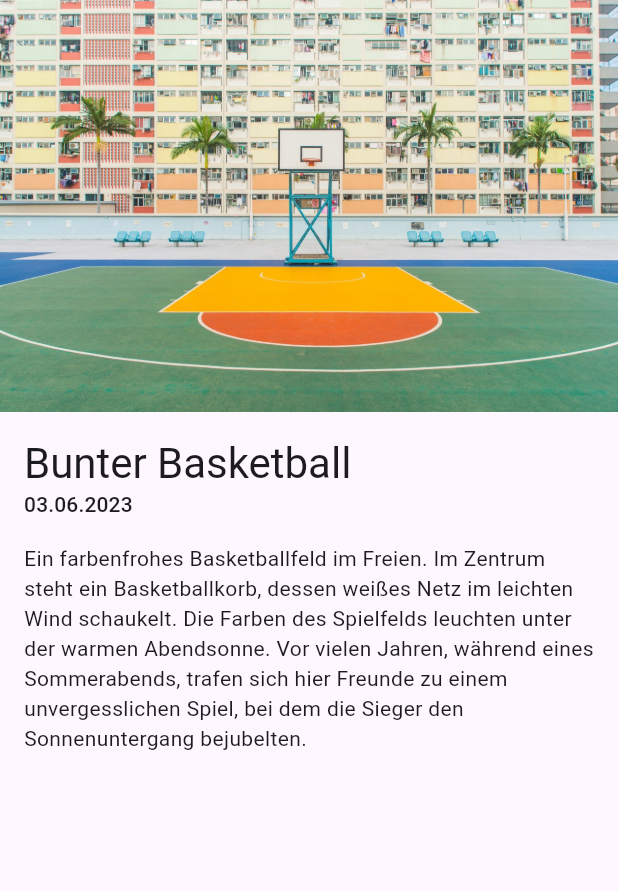
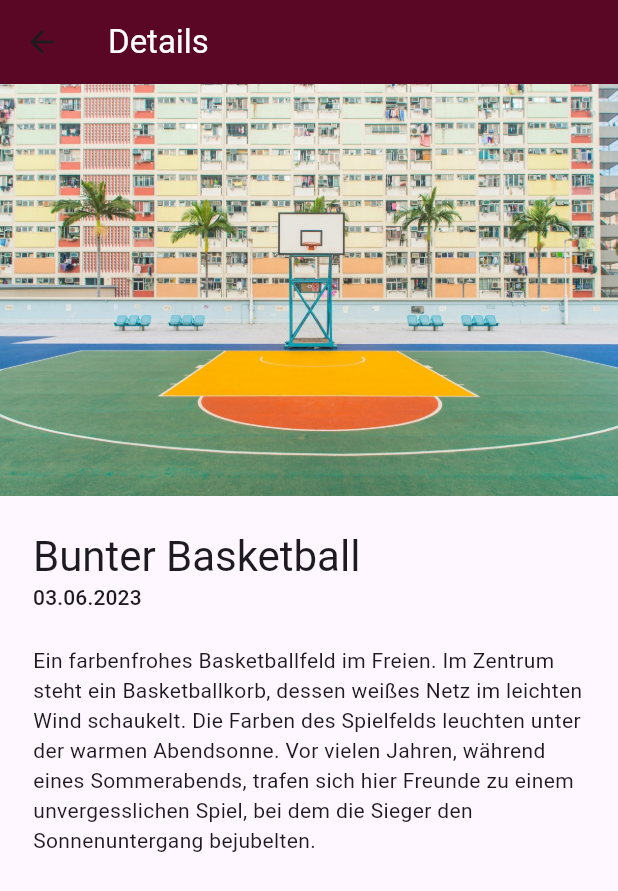
Before and after one commit to appkarsten/portfolio, a Flutter app: the ImageDetailView screen opened directly with sample values from the repository, on a phone screen of 412 x 824 dp. Shown: the top 891 px of the screen. Run offline on Flutter 3.47's test engine with Material 3 defaults, Android fonts, the phone set to English and light mode, and no system bars.

```diff
--- /dev/null
+++ b/lib/colors.dart
@@ -0,0 +1,8 @@
+import 'package:flutter/material.dart';
+
+// APP BAR
+const barBackground = Color(0xFF590724);
+const barFont = Colors.white;
+
+//
+const buttonBackground = Color(0xFFF7B3CA);
--- a/lib/gallery/about_me_page.dart
+++ b/lib/gallery/about_me_page.dart
@@ -7,11 +7,11 @@ class AboutMePage extends StatelessWidget {
   Widget build(BuildContext context) {
     return SingleChildScrollView(
       child: Padding(
-        padding: const EdgeInsets.all(16),
+        padding: const EdgeInsets.all(22),
         child: Column(
           children: [
             Padding(
-              padding: const EdgeInsets.all(12.0),
+              padding: const EdgeInsets.only(top: 6.0, bottom: 16),
               child: CircleAvatar(
                   radius: 100,
                   backgroundImage: AssetImage('assets/images/me.png')),
@@ -25,7 +25,7 @@ class AboutMePage extends StatelessWidget {
               style: Theme.of(context).textTheme.titleSmall,
             ),
             Padding(
-              padding: const EdgeInsets.symmetric(vertical: 16.0),
+              padding: const EdgeInsets.symmetric(vertical: 22.0),
               child: Text(
                 '"Mein Name ist Kaya Müller, ein Fotograf im Alter von 32 Jahren, der die Welt durch die Linse entdeckt. Mit einem Hintergrund in der visuellen Kunst und jahrelanger Erfahrung in der Fotografie habe ich einen Blick für die Schönheit im Alltäglichen entwickelt. Meine Spezialität liegt in der Sport- und Naturfotografie, wo ich das Spiel von Licht und Schatten einfange, um emotionale und aussagekräftige Bilder zu schaffen.\n\nIch glaube daran, dass jeder Moment einzigartig ist und seine eigene Geschichte erzählt. In meinen Arbeiten strebe ich danach, diese Geschichten visuell zu interpretieren und sie durch kreative Kompositionen und Nuancen zum Leben zu erwecken. Meine fotografische Reise hat mich durch verschiedene Länder geführt, wo ich die Vielfalt der Kulturen und Landschaften festhalte, immer auf der Suche nach neuen Perspektiven und Herausforderungen.\n\nMein Anspruch ist es, mit meinen Bildern nicht nur zu dokumentieren, sondern auch zu inspirieren und zu berühren. Jeder Auftrag und jedes Projekt ist für mich eine Möglichkeit, meine Leidenschaft und mein Können zu zeigen und eine Verbindung zwischen dem Betrachter und dem Bild herzustellen."',
               ),
--- a/lib/gallery/gallery_page.dart
+++ b/lib/gallery/gallery_page.dart
@@ -1,4 +1,5 @@
 import 'package:flutter/material.dart';
+import 'package:portfolio/gallery/image_detail_view.dart';
 import 'package:portfolio/models/gallery_data.dart';
 
 class GalleryPage extends StatelessWidget {
@@ -7,9 +8,9 @@ class GalleryPage extends StatelessWidget {
   Widget build(BuildContext context) {
     return Scaffold(
       body: GridView.count(
-          mainAxisSpacing: 8,
-          crossAxisSpacing: 8,
-          padding: EdgeInsets.all(8),
+          mainAxisSpacing: 11,
+          crossAxisSpacing: 11,
+          padding: EdgeInsets.all(11),
           crossAxisCount: 2,
           children: [
             for (int i = 0; i < galleryData.length; i++)
@@ -17,10 +18,13 @@ class GalleryPage extends StatelessWidget {
                 clipBehavior: Clip.hardEdge,
                 child: GestureDetector(
                   onTap: () {
-                    showBottomSheet(
-                        context: context,
+                    Navigator.of(context).push(MaterialPageRoute(
                         builder: (context) =>
-                            ImageDetailView(imageBox: galleryData[i]));
+                            ImageDetailView(imageBox: galleryData[i])));
+                    // showBottomSheet(
+                    //     context: context,
+                    //     builder: (context) =>
+                    //         ImageDetailView(imageBox: galleryData[i]));
                   },
                   child: Column(
                       mainAxisAlignment: MainAxisAlignment.spaceBetween,
@@ -36,7 +40,7 @@ class GalleryPage extends StatelessWidget {
                           ),
                         ),
                         Padding(
-                          padding: const EdgeInsets.all(6.0),
+                          padding: const EdgeInsets.all(7.0),
                           child: Text(galleryData[i].imageTitle),
                         ),
                       ]),
@@ -46,46 +50,3 @@ class GalleryPage extends StatelessWidget {
     );
   }
 }
-
-class ImageDetailView extends StatelessWidget {
-  const ImageDetailView({super.key, required this.imageBox});
-  final GalleryItem imageBox;
-  @override
-  Widget build(BuildContext context) {
-    return Scaffold(
-      body: SingleChildScrollView(
-        child: Column(
-          mainAxisSize: MainAxisSize.max,
-          crossAxisAlignment: CrossAxisAlignment.start,
-          children: [
-            ConstrainedBox(
-              constraints: BoxConstraints(
-                maxHeight: 500,
-                minWidth: double.infinity,
-              ),
-              child: Image.asset(imageBox.imagePath, fit: BoxFit.cover),
-            ),
-            Padding(
-              padding: const EdgeInsets.only(top: 16, left: 16, right: 16),
-              child: Text(
-                imageBox.imageTitle,
-                style: Theme.of(context).textTheme.headlineMedium,
-              ),
-            ),
-            Padding(
-              padding: const EdgeInsets.symmetric(horizontal: 16.0),
-              child: Text(
-                imageBox.imageDate,
-                style: Theme.of(context).textTheme.titleSmall,
-              ),
-            ),
-            Padding(
-              padding: const EdgeInsets.all(16.0),
-              child: Text(imageBox.imageDescription),
-            ),
-          ],
-        ),
-      ),
-    );
-  }
-}
--- /dev/null
+++ b/lib/gallery/image_detail_view.dart
@@ -0,0 +1,53 @@
+import 'package:flutter/material.dart';
+import 'package:portfolio/colors.dart';
+import 'package:portfolio/models/gallery_data.dart';
+
+class ImageDetailView extends StatelessWidget {
+  const ImageDetailView({super.key, required this.imageBox});
+  final GalleryItem imageBox;
+  @override
+  Widget build(BuildContext context) {
+    return Scaffold(
+      appBar: AppBar(
+        backgroundColor: barBackground,
+        title: Text(
+          'Details',
+          style: TextStyle(color: barFont),
+        ),
+      ),
+      body: SingleChildScrollView(
+        child: Column(
+          mainAxisSize: MainAxisSize.max,
+          crossAxisAlignment: CrossAxisAlignment.start,
+          children: [
+            ConstrainedBox(
+              constraints: BoxConstraints(
+                maxHeight: 500,
+                minWidth: double.infinity,
+              ),
+              child: Image.asset(imageBox.imagePath, fit: BoxFit.cover),
+            ),
+            Padding(
+              padding: const EdgeInsets.only(top: 22, left: 22, right: 22),
+              child: Text(
+                imageBox.imageTitle,
+                style: Theme.of(context).textTheme.headlineMedium,
+              ),
+            ),
+            Padding(
+              padding: const EdgeInsets.symmetric(horizontal: 22.0),
+              child: Text(
+                imageBox.imageDate,
+                style: Theme.of(context).textTheme.titleSmall,
+              ),
+            ),
+            Padding(
+              padding: const EdgeInsets.all(22.0),
+              child: Text(imageBox.imageDescription),
+            ),
+          ],
+        ),
+      ),
+    );
+  }
+}
```
Also changed, not shown: lib/gallery/gallery_app.dart (+4 -3 lines).
